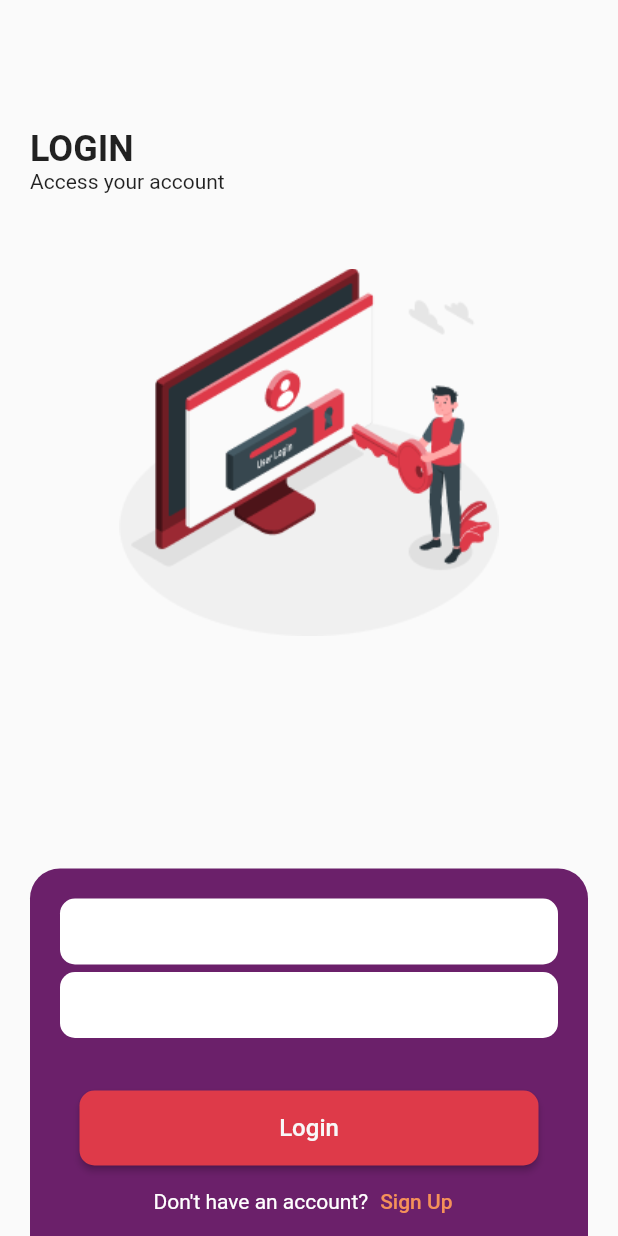
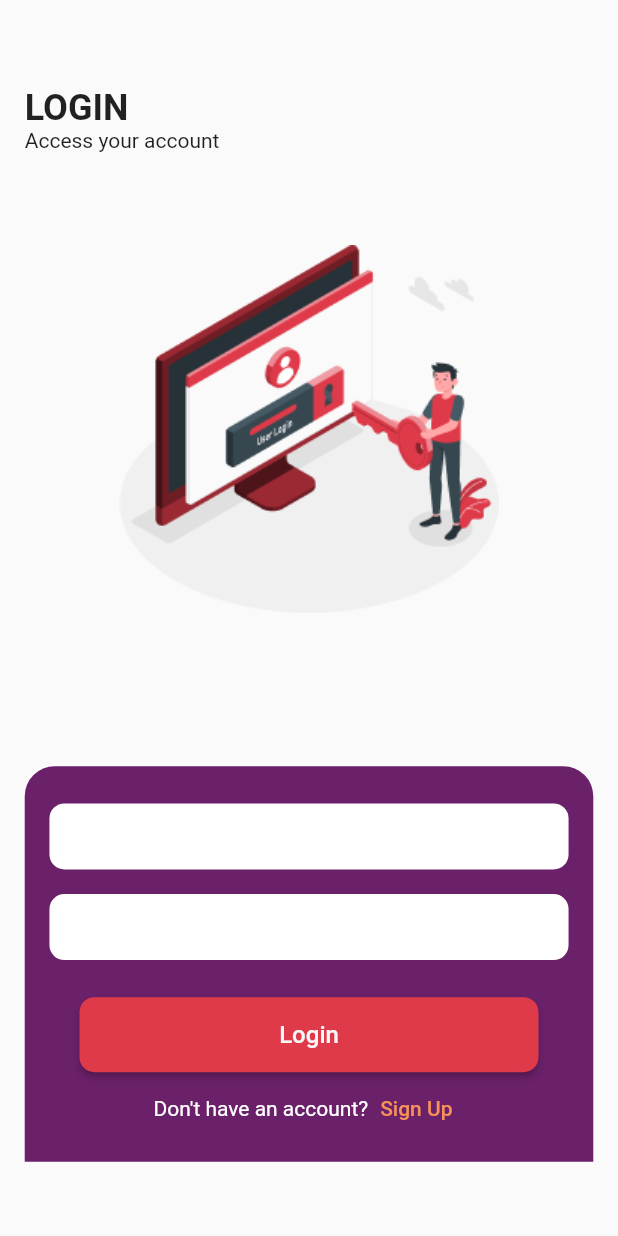
Before and after one commit to hifzakanwal/fyp, a Flutter app: the screen it shows after launch, after a tap on "Login", on a phone screen of 412 x 824 dp. Run offline on Flutter 3.47's test engine with Material 2 defaults, Android fonts, the phone set to English and light mode, and no system bars.

Commit message:
adding media query for height

```diff
--- /dev/null
+++ b/lib/Screens/auth/login.dart
@@ -0,0 +1,115 @@
+import 'package:ect/Constants/button.dart';
+import 'package:ect/Constants/colors.dart';
+import 'package:ect/Constants/textfield.dart';
+import 'package:flutter/material.dart';
+
+class Login extends StatefulWidget {
+  const Login({super.key});
+
+  @override
+  State<Login> createState() => _LoginState();
+}
+
+class _LoginState extends State<Login> {
+  @override
+  Widget build(BuildContext context) {
+    final size = MediaQuery.of(context).size;
+    return Scaffold(
+      body: SingleChildScrollView(
+        padding: EdgeInsets.all( size.height * 0.02),
+        child: SafeArea(
+          child: Column(
+            children: [
+              SizedBox(
+                height: size.height * 0.6,
+                width: double.infinity,
+                child: Column(
+                  children: [
+                    SizedBox(
+                      height: size.height * 0.05,
+                    ),
+                    const Align(
+                      alignment: Alignment.centerLeft,
+                      child: Text(
+                        "LOGIN",
+                        style: TextStyle(
+                            fontSize: 24, fontWeight: FontWeight.bold),
+                        textAlign: TextAlign.left,
+                      ),
+                    ),
+                    const Align(
+                      alignment: Alignment.centerLeft,
+                      child: Text(
+                        "Access your account",
+                        textAlign: TextAlign.left,
+                      ),
+                    ),
+                    SizedBox(
+                      height: size.height * 0.075,
+                    ),
+                    Image.asset("assets/Graphics/login.png"),
+                    SizedBox(
+                      height: size.height * 0.075,
+                    ),
+                  ],
+                ),
+              ),
+              Container(
+                height: size.height * 0.32,
+                decoration: BoxDecoration(
+                  color: purple,
+                  borderRadius: const BorderRadius.only(
+                    topLeft: Radius.circular(20),
+                    topRight: Radius.circular(20),
+                  ),
+                ),
+                child: Padding(
+                  padding: EdgeInsets.all(size.height * 0.02),
+                  child: Column(
+                    mainAxisAlignment: MainAxisAlignment.start,
+                    children: [
+                      SizedBox(
+                        height: size.height * 0.01,
+                      ),
+                      MyTextField(labelText: 'Name'),
+                      SizedBox(
+                        height: size.height * 0.02,
+                      ),
+                      MyTextField(labelText: 'Name'),
+                      SizedBox(
+                        height: size.height * 0.03,
+                      ),
+                      MyCustomButton(
+                          text: 'Login',
+                          color: pink,
+                          fontColor: white,
+                          onPressed: () {}),
+                      Row(
+                        mainAxisAlignment: MainAxisAlignment.center,
+                        children: [
+                          const Text(
+                            "Don't have an account?",
+                            style: TextStyle(color: Colors.white),
+                          ),
+                          TextButton(
+                            onPressed: () {
+                              // Handle log in button click
+                            },
+                            child: Text(
+                              'Sign Up',
+                              style: TextStyle(color: orange),
+                            ),
+                          ),
+                        ],
+                      )
+                    ],
+                  ),
+                ),
+              ),
+            ],
+          ),
+        ),
+      ),
+    );
+  }
+}
--- a/lib/Screens/registration/Registration.dart
+++ b/lib/Screens/auth/welcome.dart
@@ -1,6 +1,6 @@
 import 'package:ect/Constants/button.dart';
 import 'package:ect/Constants/colors.dart';
-import 'package:ect/Screens/registration/login.dart';
+import 'package:ect/Screens/auth/login.dart';
 import 'package:flutter/material.dart';
 
 import 'WhoYouAre.dart';
@@ -10,15 +10,17 @@ class Welcomce extends StatelessWidget {
 
   @override
   Widget build(BuildContext context) {
+    final size = MediaQuery.of(context).size;
     return Scaffold(
+      backgroundColor: Colors.white,
       body: Padding(
         padding: const EdgeInsets.all(20),
         child: Column(
           children: [
             SizedBox(
-              height: 100,
+              height: size.height * 0.1,
             ),
-            Align(
+            const Align(
               alignment: Alignment.centerLeft,
               child: Text(
                 "Welcome!",
@@ -27,13 +29,13 @@ class Welcomce extends StatelessWidget {
               ),
             ),
             SizedBox(
-              height: 50,
+              height: size.height * 0.05,
             ),
             Image.asset("assets/Graphics/Welcome.png"),
             SizedBox(
-              height: 30,
+              height: size.height * 0.05,
             ),
-            Text(
+            const Text(
               "Make Your Day",
               textAlign: TextAlign.center,
               style: TextStyle(fontWeight: FontWeight.bold, fontSize: 20),
@@ -41,13 +43,15 @@ class Welcomce extends StatelessWidget {
             Row(
               mainAxisAlignment: MainAxisAlignment.center,
               children: [
-                Text("Explore "),
+                const Text("Explore "),
                 Text("Tailor and Purchase online",
                     style:
                         TextStyle(color: orange, fontWeight: FontWeight.bold)),
               ],
             ),
-            SizedBox(height: 60),
+            SizedBox(
+              height: size.height * 0.05,
+            ),
             MyCustomButton(
               fontColor: white,
               text: 'Sign Up',
@@ -60,7 +64,7 @@ class Welcomce extends StatelessWidget {
               },
             ),
             SizedBox(
-              height: 15,
+             height: size.height * 0.02,
             ),
             MyCustomButton(
                 text: 'Login',
@@ -69,7 +73,7 @@ class Welcomce extends StatelessWidget {
                 onPressed: () {
                   Navigator.push(
                     context,
-                    MaterialPageRoute(builder: (context) => const login()),
+                    MaterialPageRoute(builder: (context) => const Login()),
                   );
                 })
           ],
--- a/lib/Screens/registration/login.dart
+++ /dev/null
@@ -1,92 +0,0 @@
-import 'package:ect/Constants/button.dart';
-import 'package:ect/Constants/colors.dart';
-import 'package:ect/Constants/textfield.dart';
-import 'package:flutter/material.dart';
-
-class login extends StatefulWidget {
-  const login({super.key});
-
-  @override
-  State<login> createState() => _loginState();
-}
-
-class _loginState extends State<login> {
-  @override
-  Widget build(BuildContext context) {
-    return Scaffold(
-      body: SingleChildScrollView(
-        padding: const EdgeInsets.all(20),
-        child: Column(
-          children: [
-            SizedBox(height: 65),
-            Align(
-              alignment: Alignment.centerLeft,
-              child: Text(
-                "LOGIN",
-                style: TextStyle(fontSize: 24, fontWeight: FontWeight.bold),
-                textAlign: TextAlign.left,
-              ),
-            ),
-            Align(
-              alignment: Alignment.centerLeft,
-              child: Text(
-                "Access your account",
-                textAlign: TextAlign.left,
-              ),
-            ),
-            SizedBox(height: 50),
-            Image.asset("assets/Graphics/login.png"),
-            SizedBox(height: 155),
-            Container(
-              decoration: BoxDecoration(
-                color: purple,
-                borderRadius: BorderRadius.only(
-                  topLeft: Radius.circular(20),
-                  topRight: Radius.circular(20),
-                ),
-              ),
-              child: Padding(
-                padding: EdgeInsets.all(20),
-                child: Column(
-                  children: [
-                    MyTextField(labelText: 'Name'),
-                    SizedBox(height: 5),
-                    MyTextField(labelText: 'Name'),
-                    SizedBox(height: 5),
-                    SizedBox(
-                      height: 15,
-                    ),
-                    SizedBox(height: 15),
-                    MyCustomButton(
-                        text: 'Login',
-                        color: pink,
-                        fontColor: white,
-                        onPressed: () {}),
-                    Row(
-                      mainAxisAlignment: MainAxisAlignment.center,
-                      children: [
-                        Text(
-                          "Don't have an account?",
-                          style: TextStyle(color: Colors.white),
-                        ),
-                        TextButton(
-                          onPressed: () {
-                            // Handle log in button click
-                          },
-                          child: Text(
-                            'Sign Up',
-                            style: TextStyle(color: orange),
-                          ),
-                        ),
-                      ],
-                    )
-                  ],
-                ),
-              ),
-            ),
-          ],
-        ),
-      ),
-    );
-  }
-}
--- a/lib/main.dart
+++ b/lib/main.dart
@@ -1,5 +1,5 @@
 import 'package:flutter/material.dart';
-import 'Screens/registration/Registration.dart';
+import 'Screens/auth/welcome.dart';
 void main() {
   runApp(const MyApp());
 }
```
Also changed, not shown: lib/Screens/auth/signup.dart (added, +129 -0 lines), lib/Screens/auth/whoYouAre.dart (renamed from lib/Screens/registration/WhoYouAre.dart, +8 -7 lines), lib/Screens/registration/signup.dart (deleted, +0 -126 lines).
